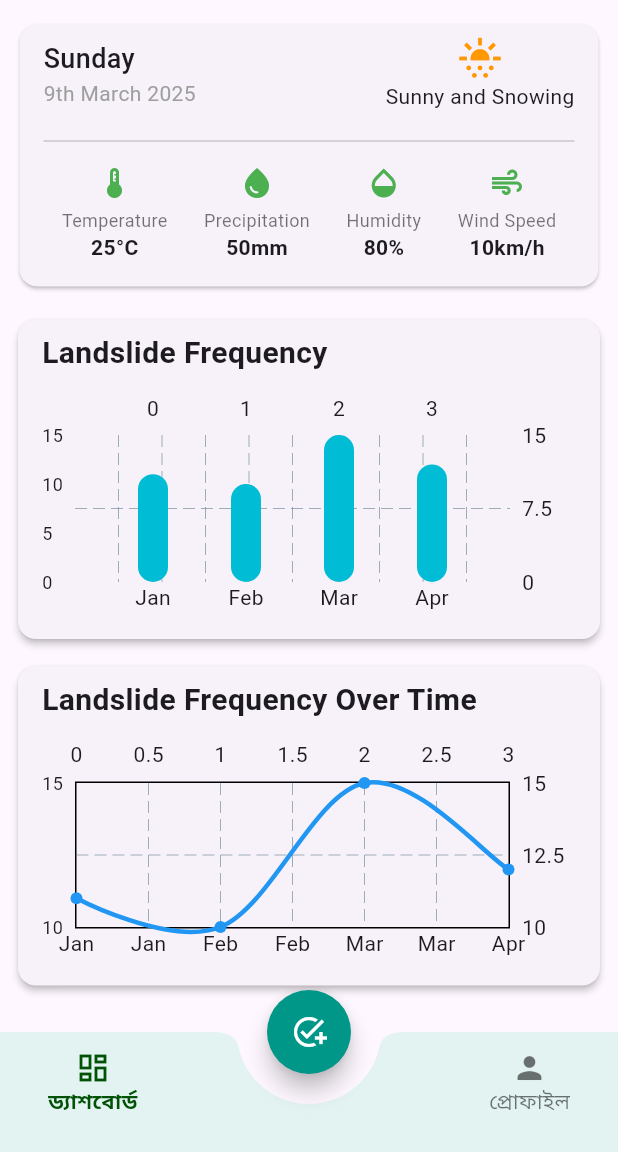
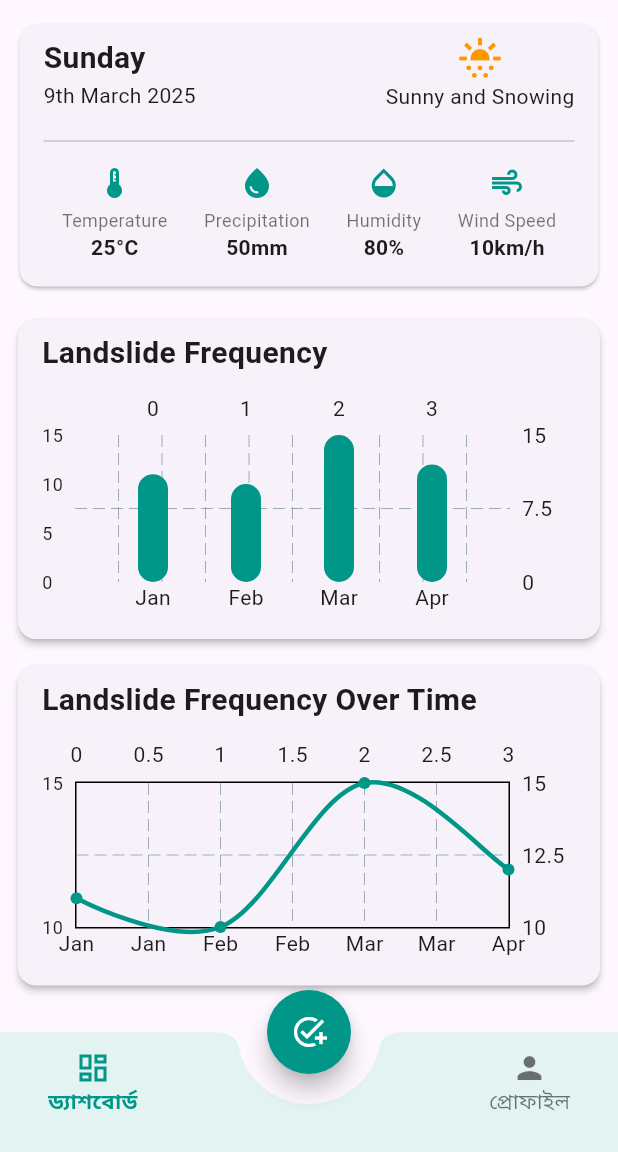
Before and after one commit to SadakatulShakil/LandSlide-RIMES, a Flutter app: the NavigationView screen opened directly, on a phone screen of 412 x 824 dp, the part 84-1236 px from its top. Run offline on Flutter 3.47's test engine with Material 3 defaults, Android fonts, the phone set to English and light mode, and no system bars; drawn by our look-alikes of fl_chart; our stand-ins replace connectivity_plus, floor, geolocator, get, google_maps_flutter, image_picker and 3 more; accounts and stored records are empty; generated files the repository leaves out were written again; network calls fail.

Commit message:
color griding update

```diff
--- a/lib/page/dashboard.dart
+++ b/lib/page/dashboard.dart
@@ -97,15 +97,14 @@ class DashboardPage extends StatelessWidget {
                     Text(
                       'Sunday',
                       style: const TextStyle(
-                        fontSize: 18,
-                        fontWeight: FontWeight.w500,
+                        fontSize: 20,
+                        fontWeight: FontWeight.bold,
                       ),
                     ),
                     Text(
                       '9th March 2025',
                       style: const TextStyle(
                         fontSize: 14,
-                        color: Colors.grey,
                       ),
                     ),
                   ],
@@ -165,7 +164,7 @@ class DashboardPage extends StatelessWidget {
         Icon(
           icon,
           size: 24,
-          color: Colors.green,
+          color: Colors.teal,
         ),
         const SizedBox(height: 4.0),
         Text(
@@ -230,25 +229,25 @@ class DashboardPage extends StatelessWidget {
                     BarChartGroupData(
                       x: 0,
                       barRods: [
-                        BarChartRodData(fromY: 0, toY: 11, width: 20),
+                        BarChartRodData(fromY: 0, toY: 11, width: 20, color: Colors.teal),
                       ],
                     ),
                     BarChartGroupData(
                       x: 1,
                       barRods: [
-                        BarChartRodData(fromY: 0, toY: 10, width: 20),
+                        BarChartRodData(fromY: 0, toY: 10, width: 20, color: Colors.teal),
                       ],
                     ),
                     BarChartGroupData(
                       x: 2,
                       barRods: [
-                        BarChartRodData(fromY: 0, toY: 15, width: 20),
+                        BarChartRodData(fromY: 0, toY: 15, width: 20, color: Colors.teal),
                       ],
                     ),
                     BarChartGroupData(
                       x: 3,
                       barRods: [
-                        BarChartRodData(fromY: 0, toY: 12, width: 20),
+                        BarChartRodData(fromY: 0, toY: 12, width: 20, color: Colors.teal),
                       ],
                     ),
                   ],
@@ -316,7 +315,7 @@ class DashboardPage extends StatelessWidget {
                       ],
                       isCurved: true,
                       barWidth: 3,
-                      color: Colors.blue,
+                      color: Colors.teal,
                       dotData: FlDotData(show: true),
                     ),
                   ],
--- a/lib/page/navigation_view.dart
+++ b/lib/page/navigation_view.dart
@@ -50,9 +50,9 @@ class NavigationView extends GetView<NavigationController> {
       splashFactory: NoSplash.splashFactory,
       child: Column(
         children: [
-          Obx(()=> Icon( icon, color: controller.currentTab == index ? const Color(0xFF015205) : Colors.black54) ),
+          Obx(()=> Icon( icon, color: controller.currentTab == index ? Colors.teal : Colors.black54) ),
           Obx(()=> Text( label.tr, style: TextStyle( fontWeight: controller.currentTab == index ? FontWeight.bold : FontWeight.normal,
-              color:  controller.currentTab == index ? const Color(0xFF015205) : Colors.black54 ),
+              color:  controller.currentTab == index ? Colors.teal : Colors.black54 ),
           ))
         ],
       ),
```
